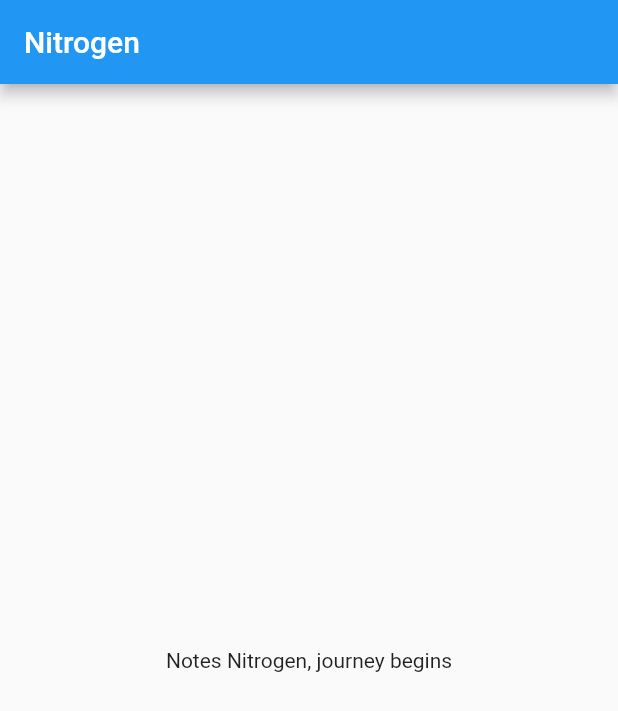
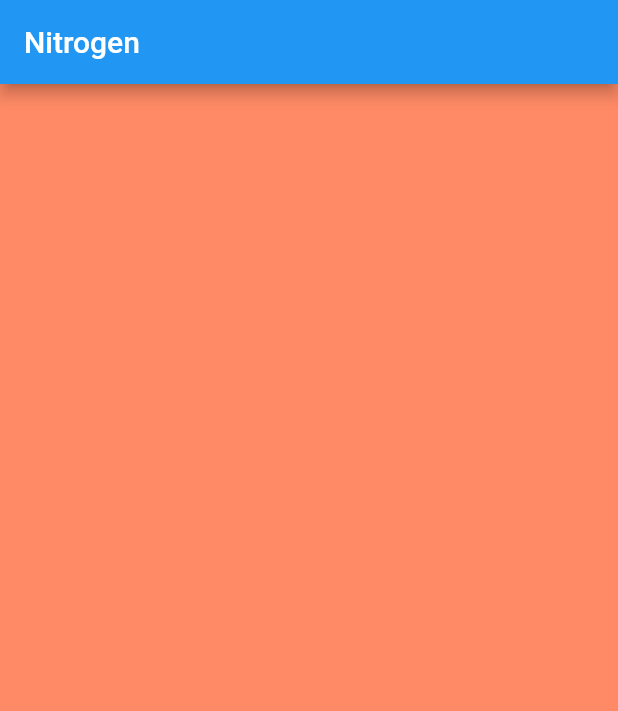
Before and after one commit to bombaybrew/nitrogen_flutter, a Flutter app: the screen it shows after launch, on a phone screen of 412 x 824 dp. Shown: the top 711 px of the screen. Run offline on Flutter 3.47's test engine with Material 2 defaults, Android fonts, the light colour scheme and no system bars.

Commit message:
layout: responsive layout for handling mobile and desktop

```diff
--- a/lib/main.dart
+++ b/lib/main.dart
@@ -1,4 +1,7 @@
 import 'package:flutter/material.dart';
+import 'package:nitrogen/responsive/desktop_body.dart';
+import 'package:nitrogen/responsive/mobile_body.dart';
+import 'package:nitrogen/responsive/responsive_layout.dart';
 
 void main() {
   runApp(const NitrogenApp());
@@ -9,14 +12,15 @@
 
   @override
   Widget build(BuildContext context) {
-    return MaterialApp(
-        title: 'Nitrogen',
-        home: Scaffold(
-            appBar: AppBar(
-              title: const Text('Nitrogen'),
-            ),
-            body: const Center(
-              child: Text('Notes Nitrogen, journey begins'),
-            )));
+    return MaterialApp(title: 'Nitrogen', home: _home());
   }
 }
+
+Widget _home() {
+  return Scaffold(
+      appBar: AppBar(
+        title: const Text('Nitrogen'),
+      ),
+      body: ResponsiveLayout(
+          mobileBody: MobileBody(), desktopBody: DesktopBody()));
+}
--- /dev/null
+++ b/lib/responsive/desktop_body.dart
@@ -0,0 +1,10 @@
+import 'package:flutter/material.dart';
+
+class DesktopBody extends StatelessWidget {
+  const DesktopBody({Key? key}) : super(key: key);
+
+  @override
+  Widget build(BuildContext context) {
+    return Scaffold(backgroundColor: Colors.deepPurple[300]);
+  }
+}
--- /dev/null
+++ b/lib/responsive/mobile_body.dart
@@ -0,0 +1,10 @@
+import 'package:flutter/material.dart';
+
+class MobileBody extends StatelessWidget {
+  const MobileBody({Key? key}) : super(key: key);
+
+  @override
+  Widget build(BuildContext context) {
+    return Scaffold(backgroundColor: Colors.deepOrange[300]);
+  }
+}
--- /dev/null
+++ b/lib/responsive/responsive_layout.dart
@@ -0,0 +1,23 @@
+import 'package:flutter/material.dart';
+import 'dart:developer' as developer;
+
+class ResponsiveLayout extends StatelessWidget {
+  static const mobileMaxWidth = 600;
+
+  final Widget mobileBody;
+  final Widget desktopBody;
+
+  ResponsiveLayout({required this.mobileBody, required this.desktopBody});
+
+  @override
+  Widget build(BuildContext context) {
+    return LayoutBuilder(builder: (context, constraints) {
+      developer.log('layout builder', name: 'app.responsive_layout');
+      if (constraints.maxWidth < mobileMaxWidth) {
+        return mobileBody;
+      } else {
+        return desktopBody;
+      }
+    });
+  }
+}
```
